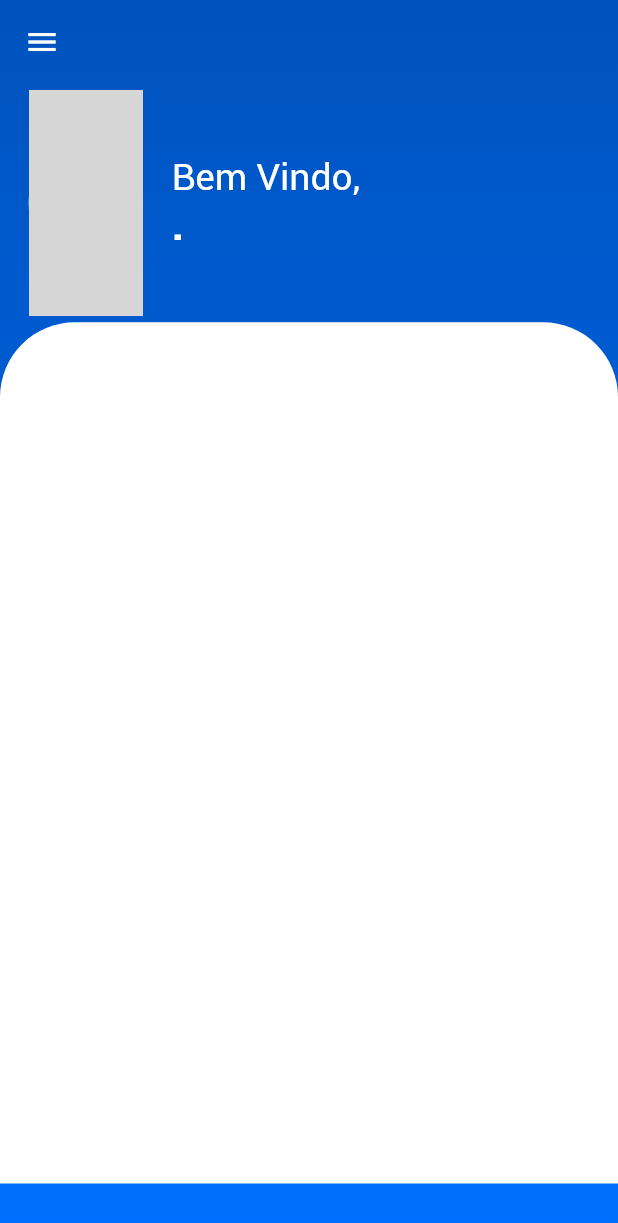
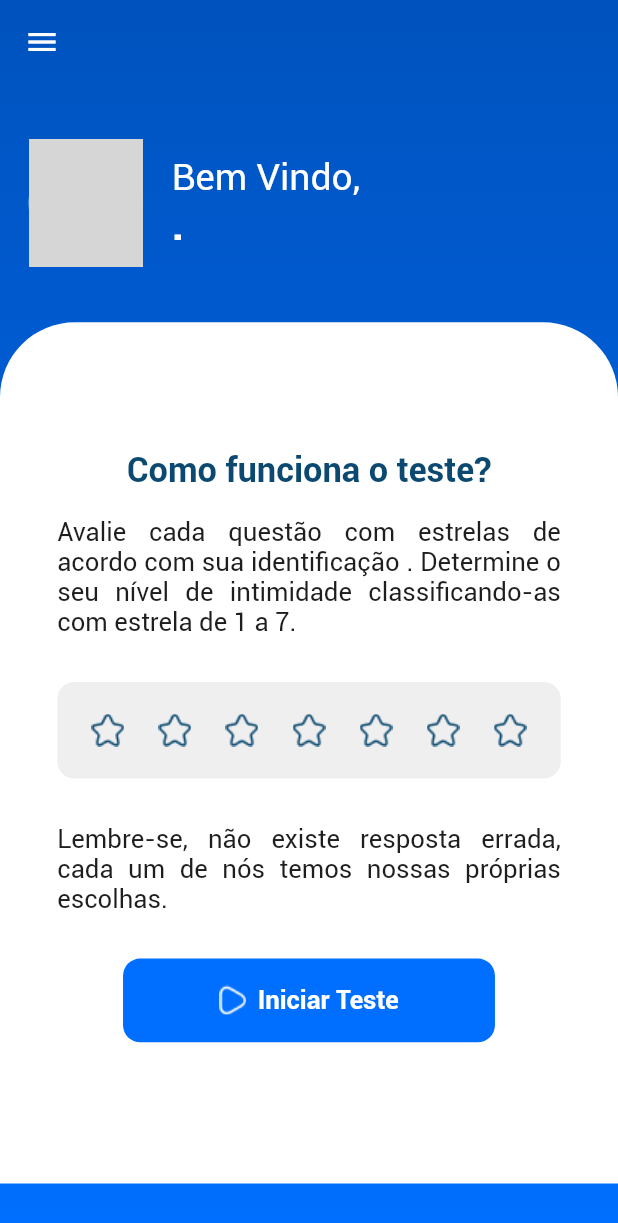
Before and after one commit to ParagonVirtuoso/inteligencias_multiplas, a Flutter app: the HomePage screen opened by its route, on a phone screen of 412 x 824 dp. Shown: the top 1223 px of the screen. Run offline on Flutter 3.47's test engine with Material 2 defaults, Android fonts, the phone set to English and light mode, and no system bars; our stand-ins replace carousel_slider, firebase_auth, firebase_core, flutter_screenutil, google_sign_in; missing offline and left inert: flutter_facebook_auth; accounts and stored records are empty; network calls fail; grey boxes are pictures that could not be loaded.

Commit message:
feature/criar-tela-home
Criado componente para o drawer e criado card com os dados e informações sobre o teste.

```diff
--- /dev/null
+++ b/lib/screens/homePage/componentes/card_tutorial.dart
@@ -0,0 +1,100 @@
+import 'package:flutter/material.dart';
+import 'package:flutter_screenutil/flutter_screenutil.dart';
+import 'package:inteligencias_multiplas/utils/cores.dart';
+import 'package:inteligencias_multiplas/utils/strings.dart';
+
+class CardTutorial extends StatelessWidget {
+  const CardTutorial({Key? key}) : super(key: key);
+
+  @override
+  Widget build(BuildContext context) {
+    return Column(
+      crossAxisAlignment: CrossAxisAlignment.center,
+      mainAxisAlignment: MainAxisAlignment.center,
+      children: [
+        Text(
+          Strings.comoFunciona,
+          style: TextStyle(
+            fontSize: 60.sp,
+            color: Cores.kTertiaryColor,
+            fontWeight: FontWeight.w700,
+          ),
+        ),
+        SizedBox(
+          height: 40.h,
+        ),
+        Text(
+          Strings.avalieCadaQuestao,
+          textAlign: TextAlign.justify,
+          style: TextStyle(
+            fontSize: 45.sp,
+            color: Cores.kQuaternaryColor,
+            fontWeight: FontWeight.w400,
+          ),
+        ),
+        Container(
+          height: 150.h,
+          margin: EdgeInsets.only(top: 70.h, bottom: 70.h),
+          decoration: BoxDecoration(
+            borderRadius: BorderRadius.circular(30.r),
+            color: Cores.kBorderColor,
+          ),
+          child: Row(
+            crossAxisAlignment: CrossAxisAlignment.center,
+            mainAxisAlignment: MainAxisAlignment.spaceEvenly,
+            children: const [
+              Image(image: AssetImage(Strings.starIconAsset)),
+              Image(image: AssetImage(Strings.starIconAsset)),
+              Image(image: AssetImage(Strings.starIconAsset)),
+              Image(image: AssetImage(Strings.starIconAsset)),
+              Image(image: AssetImage(Strings.starIconAsset)),
+              Image(image: AssetImage(Strings.starIconAsset)),
+              Image(image: AssetImage(Strings.starIconAsset)),
+            ],
+          ),
+        ),
+        Text(
+          Strings.naoExisteRespostaCerta,
+          textAlign: TextAlign.justify,
+          style: TextStyle(
+            fontSize: 45.sp,
+            color: Cores.kQuaternaryColor,
+            fontWeight: FontWeight.w400,
+          ),
+        ),
+        GestureDetector(
+          onTap: () {
+            print('navgar');
+          },
+          child: Container(
+            height: 130.h,
+            width: 650.w,
+            margin: EdgeInsets.only(top: 70.h, bottom: 70.h),
+            decoration: BoxDecoration(
+              borderRadius: BorderRadius.circular(30.r),
+              color: Cores.kAzulGradientDownColor,
+            ),
+            child: Row(
+              mainAxisAlignment: MainAxisAlignment.center,
+              crossAxisAlignment: CrossAxisAlignment.center,
+              children: [
+                const Image(image: AssetImage(Strings.playIconAsset)),
+                SizedBox(
+                  width: 20.w,
+                ),
+                Text(
+                  Strings.iniciarTeste,
+                  style: TextStyle(
+                    fontSize: 45.sp,
+                    color: Cores.kWhiteColor,
+                    fontWeight: FontWeight.w700,
+                  ),
+                ),
+              ],
+            ),
+          ),
+        ),
+      ],
+    );
+  }
+}
--- a/lib/screens/homePage/home_page.dart
+++ b/lib/screens/homePage/home_page.dart
@@ -2,6 +2,8 @@ import 'package:firebase_auth/firebase_auth.dart';
 import 'package:flutter/material.dart';
 import 'package:flutter/services.dart';
 import 'package:flutter_screenutil/flutter_screenutil.dart';
+import 'package:inteligencias_multiplas/screens/homePage/componentes/card_tutorial.dart';
+import 'package:inteligencias_multiplas/screens/homePage/componentes/drawer_custom.dart';
 import 'package:inteligencias_multiplas/utils/cores.dart';
 import 'package:inteligencias_multiplas/utils/strings.dart';
 
@@ -51,66 +53,8 @@ class _HomePageState extends State<HomePage> {
           },
           drawer: Drawer(
             width: 650.w,
-            child: Column(
-              children: [
-                Container(
-                  height: 600.h,
-                  decoration: const BoxDecoration(
-                    color: Cores.kBorderColor,
-                    borderRadius: BorderRadius.only(
-                      bottomLeft: Radius.circular(15),
-                      bottomRight: Radius.circular(15),
-                    ),
-                  ),
-                  child: Row(
-                    mainAxisAlignment: MainAxisAlignment.spaceEvenly,
-                    crossAxisAlignment: CrossAxisAlignment.end,
-                    children: [
-                      Container(
-                        width: 170.w,
-                        height: 150.h,
-                        margin: EdgeInsets.only(bottom: 20.h),
-                        child: CircleAvatar(
-                          backgroundImage: NetworkImage(
-                            _profilePic,
-                          ),
-                        ),
-                      ),
-                      Container(
-                        height: 150.h,
-                        margin: EdgeInsets.only(bottom: 20.h),
-                        child: Column(
-                          crossAxisAlignment: CrossAxisAlignment.start,
-                          mainAxisAlignment: MainAxisAlignment.center,
-                          children: [
-                            Text(_user,
-                                style: TextStyle(
-                                    fontSize: 45.sp,
-                                    color: Cores.kBlackColor,
-                                    fontWeight: FontWeight.w700)),
-                            SizedBox(
-                                width: 400.w,
-                                child: Text(_email,
-                                    style: TextStyle(
-                                        fontSize: 30.sp,
-                                        color: Cores.kDeepGreyColor,
-                                        fontWeight: FontWeight.w500))),
-                          ],
-                        ),
-                      )
-                    ],
-                  ),
-                ),
-                ListTile(
-                  title: Text('Item 1'),
-                  onTap: () {},
-                ),
-                ListTile(
-                  title: Text('Item 2'),
-                  onTap: () {},
-                ),
-              ],
-            ),
+            child: DrawerCustom(
+                profilePic: _profilePic, user: _user, email: _email),
           ),
           appBar: AppBar(
             backgroundColor: Colors.transparent,
@@ -128,7 +72,7 @@ class _HomePageState extends State<HomePage> {
                     children: [
                       Container(
                         width: 200.w,
-                        height: 350.h,
+                        height: 200.h,
                         margin: EdgeInsets.only(left: 50.w, right: 50.w),
                         child: CircleAvatar(
                           backgroundImage: NetworkImage(
@@ -159,6 +103,7 @@ class _HomePageState extends State<HomePage> {
               Container(
                 height: 1338.h,
                 width: 1080.w,
+                padding: EdgeInsets.only(top: 50.h, left: 100.w, right: 100.w),
                 decoration: const BoxDecoration(
                   color: Colors.white,
                   borderRadius: BorderRadius.only(
@@ -166,7 +111,7 @@ class _HomePageState extends State<HomePage> {
                     topRight: Radius.circular(50),
                   ),
                 ),
-                child: Column(),
+                child: const CardTutorial(),
               ),
             ],
           )),
--- a/lib/utils/strings.dart
+++ b/lib/utils/strings.dart
@@ -14,11 +14,16 @@ class Strings {
   static const aceitoTermosTelaLogin = "Aceitar termos";
   static const erroAceiteTermosTelaLogin = 'Aceite os termos de uso para continuar';
   static const bemVindoTelaHome = 'Bem Vindo,';
-
+  static const comoFunciona = 'Como funciona o teste?';
+  static const avalieCadaQuestao = 'Avalie cada questão com estrelas de acordo com sua identificação . Determine o seu nível de intimidade classificando-as com estrela de 1 a 7.';
+  static const naoExisteRespostaCerta = 'Lembre-se, não existe resposta errada, cada um de nós temos nossas próprias escolhas.';
+  static const iniciarTeste = 'Iniciar Teste';
 //assets
   static const logoAsset = 'assets/icons/logo.png';
   static const logoMarcaAsset = 'assets/icons/logoFull.png';
   static const fundoBrainAsset = 'assets/icons/brain_login.png';
   static const googleIconAsset = 'assets/icons/google_icon.png';
   static const facebookIconAsset = 'assets/icons/facebook_icon.png';
+  static const playIconAsset = 'assets/icons/play.png';
+  static const starIconAsset = 'assets/icons/star.png';
 }
--- a/pubspec.yaml
+++ b/pubspec.yaml
@@ -71,6 +71,8 @@ flutter:
     - assets/icons/brain_login.png
     - assets/icons/google_icon.png
     - assets/icons/facebook_icon.png
+    - assets/icons/play.png
+    - assets/icons/star.png
 
   # An image asset can refer to one or more resolution-specific "variants", see
   # https://flutter.dev/assets-and-images/#resolution-aware
```
Also changed, not shown: lib/screens/homePage/componentes/drawer_custom.dart (added, +85 -0 lines), assets/icons/play.png (added), assets/icons/star.png (added).
